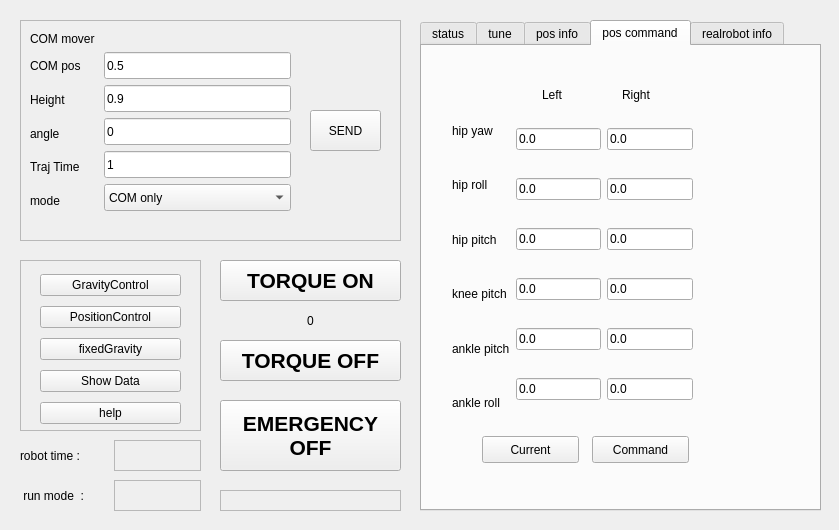
Qt form dyros_red_gui/resource/DyrosRed.ui (saga0619/dyros_red) before a commit.
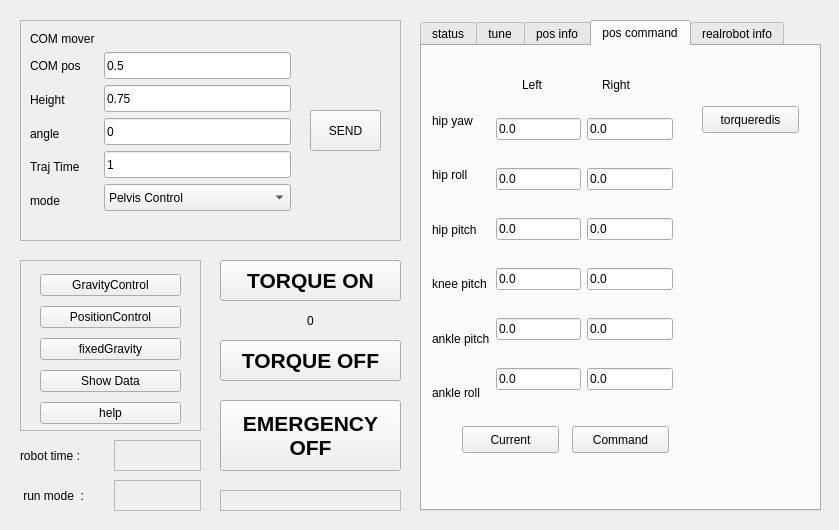
The same form after that commit. The open tabs and pages were chosen to show the change.

Patch:
```diff
--- a/dyros_red_gui/resource/DyrosRed.ui
+++ b/dyros_red_gui/resource/DyrosRed.ui
@@ -134,7 +134,7 @@
           </size>
          </property>
          <property name="text">
-          <string>0.9</string>
+          <string>0.75</string>
          </property>
         </widget>
        </item>
@@ -195,7 +195,7 @@
          </property>
          <item>
           <property name="text">
-           <string>COM only</string>
+           <string>Pelvis Control</string>
           </property>
          </item>
          <item>
@@ -1917,8 +1917,8 @@
     <widget class="QWidget" name="horizontalLayoutWidget_3">
      <property name="geometry">
       <rect>
-       <x>30</x>
-       <y>60</y>
+       <x>10</x>
+       <y>50</y>
        <width>241</width>
        <height>321</height>
       </rect>
@@ -2067,8 +2067,8 @@
     <widget class="QLabel" name="label_62">
      <property name="geometry">
       <rect>
-       <x>120</x>
-       <y>40</y>
+       <x>100</x>
+       <y>30</y>
        <width>66</width>
        <height>17</height>
       </rect>
@@ -2080,8 +2080,8 @@
     <widget class="QLabel" name="label_63">
      <property name="geometry">
       <rect>
-       <x>200</x>
-       <y>40</y>
+       <x>180</x>
+       <y>30</y>
        <width>66</width>
        <height>17</height>
       </rect>
@@ -2093,8 +2093,8 @@
     <widget class="QPushButton" name="pushButton">
      <property name="geometry">
       <rect>
-       <x>170</x>
-       <y>390</y>
+       <x>150</x>
+       <y>380</y>
        <width>97</width>
        <height>27</height>
       </rect>
@@ -2106,8 +2106,8 @@
     <widget class="QPushButton" name="pushButton_2">
      <property name="geometry">
       <rect>
-       <x>60</x>
-       <y>390</y>
+       <x>40</x>
+       <y>380</y>
        <width>97</width>
        <height>27</height>
       </rect>
@@ -2116,6 +2116,19 @@
       <string>Current</string>
      </property>
     </widget>
+    <widget class="QPushButton" name="torqueredis">
+     <property name="geometry">
+      <rect>
+       <x>280</x>
+       <y>60</y>
+       <width>97</width>
+       <height>27</height>
+      </rect>
+     </property>
+     <property name="text">
+      <string>torqueredis</string>
+     </property>
+    </widget>
    </widget>
    <widget class="QWidget" name="tab_4">
     <attribute name="title">
```
Left out of the diff: 18 changed lines with no effect on the pictures.
